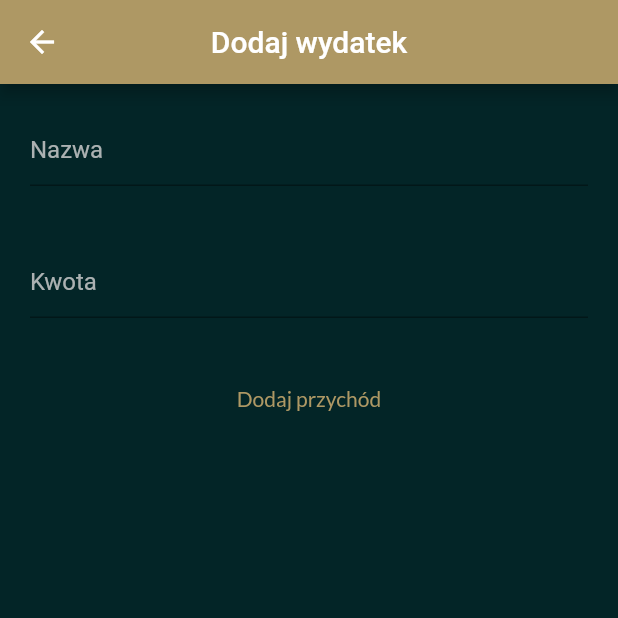
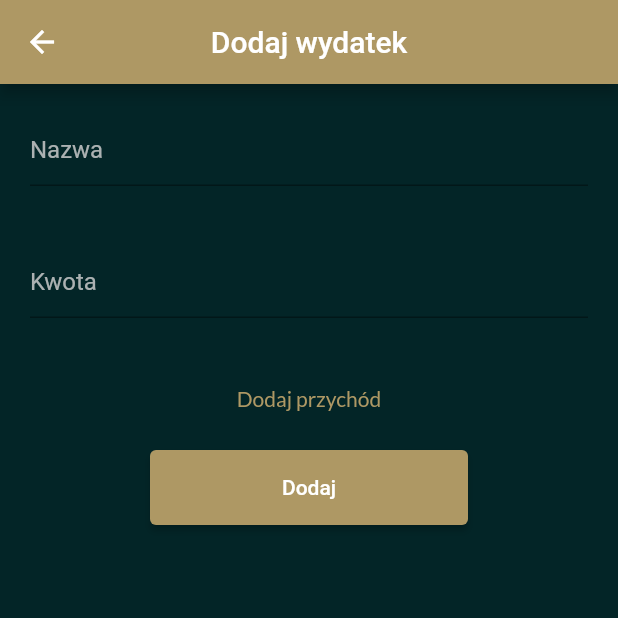
Before and after one commit to patrykstraczek/myfin, a Flutter app: the screen it shows once a user with an empty profile is signed in, item 2 of the bottom bar chosen, after a tap on the "add" icon, on a phone screen of 412 x 824 dp, the top half of it. Run offline on Flutter 3.47's test engine with Material 2 defaults, Android fonts, the phone set to English and light mode, and no system bars; our stand-ins replace bloc, cloud_firestore, firebase_auth, firebase_core, flutter_bloc, google_fonts; accounts and stored records are empty; network calls fail.

Commit message:
add dissmisible

```diff
--- a/lib/App/features/home/account_balance_page.dart
+++ b/lib/App/features/home/account_balance_page.dart
@@ -32,7 +32,15 @@ class _AccountBalancePageState extends State<AccountBalancePage> {
             return ListView(
               children: [
                 for (final document in documents) ...[
-                  Padding(
+                  Dismissible(
+                    key: ValueKey(document.id),
+                    onDismissed: (_) {
+                      FirebaseFirestore.instance
+                          .collection('spendings')
+                          .doc(document.id)
+                          .delete();
+                    },
+                    child: Padding(
                       padding: const EdgeInsets.all(10.0),
                       child: Container(
                         color: const Color.fromARGB(125, 238, 210, 145),
@@ -54,6 +62,7 @@ class _AccountBalancePageState extends State<AccountBalancePage> {
                         ),
                       ),
                     ),
+                  ),
                 ],
               ],
             );
--- a/lib/App/features/home/add_page.dart
+++ b/lib/App/features/home/add_page.dart
@@ -1,27 +1,34 @@
+import 'package:cloud_firestore/cloud_firestore.dart';
 import 'package:flutter/material.dart';
 import 'package:google_fonts/google_fonts.dart';
 
 @override
 Widget build(BuildContext context) {
-  return const AddPage();
+  return AddPage();
 }
 
 class AddPage extends StatefulWidget {
-  const AddPage({
+  AddPage({
     Key? key,
   }) : super(key: key);
+
+  final nameController = TextEditingController();
+  final valueController = TextEditingController();
 
   @override
   State<AddPage> createState() => _AddPageState();
 }
 
 class _AddPageState extends State<AddPage> {
-  final controller = TextEditingController();
-
   var addingIncome = false;
+  var name = '';
+  var value = 3.0.toString();
 
   @override
   Widget build(BuildContext context) {
+    return StreamBuilder<QuerySnapshot>(
+        stream: FirebaseFirestore.instance.collection('categories').snapshots(),
+        builder: (context, snapshot) {
           return Scaffold(
             appBar: AppBar(
               title: const Text('Dodaj wydatek'),
@@ -34,7 +41,12 @@ class _AddPageState extends State<AddPage> {
                 Padding(
                   padding: const EdgeInsets.all(20.0),
                   child: TextField(
-              controller: controller,
+                    controller: widget.nameController,
+                    onChanged: (newValue) {
+                      setState(() {
+                        name = newValue;
+                      });
+                    },
                     decoration: const InputDecoration(
                       hintText: 'Nazwa',
                       hintStyle: TextStyle(
@@ -46,7 +58,13 @@ class _AddPageState extends State<AddPage> {
                 Padding(
                   padding: const EdgeInsets.all(20.0),
                   child: TextField(
-              controller: controller,
+                    controller: widget.valueController,
+                    keyboardType: TextInputType.number,
+                    onChanged: (newValue) {
+                      setState(() {
+                        value = newValue;
+                      });
+                    },
                     decoration: const InputDecoration(
                       hintText: 'Kwota',
                       hintStyle: TextStyle(
@@ -75,13 +93,55 @@ class _AddPageState extends State<AddPage> {
                         addingIncome = false;
                       });
                     },
-                child: Text('Dodaj wydatek',
+                    child: Text(
+                      'Dodaj wydatek',
                       style: GoogleFonts.lato(
                         color: const Color.fromARGB(255, 174, 152, 100),
-                    )))
+                      ),
+                    ),
+                  ),
                 ],
+                if (addingIncome == false) ...[
+                  Padding(
+                    padding: const EdgeInsets.fromLTRB(100, 10, 100, 10),
+                    child: ElevatedButton(
+                      onPressed: () {
+                        FirebaseFirestore.instance.collection('spendings').add({
+                          'name': widget.nameController.text,
+                          'value': widget.valueController.text
+                        });
+                      },
+                      child: const Text('Dodaj'),
+                      style: ElevatedButton.styleFrom(
+                        primary: const Color.fromARGB(255, 174, 152, 100),
+                        fixedSize: const Size(10, 50),
+                      ),
+                    ),
+                  ),
+                ],
+                if (addingIncome == true) ...[
+                  Padding(
+                    padding: const EdgeInsets.fromLTRB(100, 10, 100, 10),
+                    child: ElevatedButton(
+                      onPressed: () {
+                        FirebaseFirestore.instance.collection('incomes').add(
+                          {
+                            'name': widget.nameController.text,
+                            'income': widget.valueController.text
+                          },
+                        );
+                      },
+                      child: const Text('Dodaj'),
+                      style: ElevatedButton.styleFrom(
+                        primary: const Color.fromARGB(255, 174, 152, 100),
+                        fixedSize: const Size(10, 50),
+                      ),
+                    ),
+                  ),
+                ]
               ],
             ),
           );
+        });
   }
 }
--- a/lib/App/features/home/home_page.dart
+++ b/lib/App/features/home/home_page.dart
@@ -28,7 +28,7 @@ class _HomePageState extends State<HomePage> {
         backgroundColor: const Color.fromARGB(255, 0, 0, 0),
         onPressed: () {
           Navigator.of(context).push(MaterialPageRoute(
-            builder: (_) => const AddPage(),
+            builder: (_) => AddPage(),
           ));
         },
       ),
--- a/lib/App/features/home/incomes_page.dart
+++ b/lib/App/features/home/incomes_page.dart
@@ -31,7 +31,15 @@ class _IncomesPage extends State<IncomesPage> {
             return ListView(
               children: [
                 for (final document in documents) ...[
-                  Padding(
+                  Dismissible(
+                    key: ValueKey(document.id),
+                    onDismissed: (_) {
+                      FirebaseFirestore.instance
+                          .collection('incomes')
+                          .doc(document.id)
+                          .delete();
+                    },
+                    child: Padding(
                       padding: const EdgeInsets.all(10.0),
                       child: Container(
                         color: const Color.fromARGB(125, 238, 210, 145),
@@ -53,6 +61,7 @@ class _IncomesPage extends State<IncomesPage> {
                         ),
                       ),
                     ),
+                  ),
                 ],
               ],
             );
--- a/lib/App/features/home/my_account_page.dart
+++ b/lib/App/features/home/my_account_page.dart
@@ -1,6 +1,5 @@
 import 'package:firebase_auth/firebase_auth.dart';
 import 'package:flutter/material.dart';
-
 import 'package:google_fonts/google_fonts.dart';
 import 'package:myfin/App/features/home/info_page.dart';
 
```
Also changed, not shown: pubspec.lock. Lines whose indentation alone changed are shown as unchanged.
